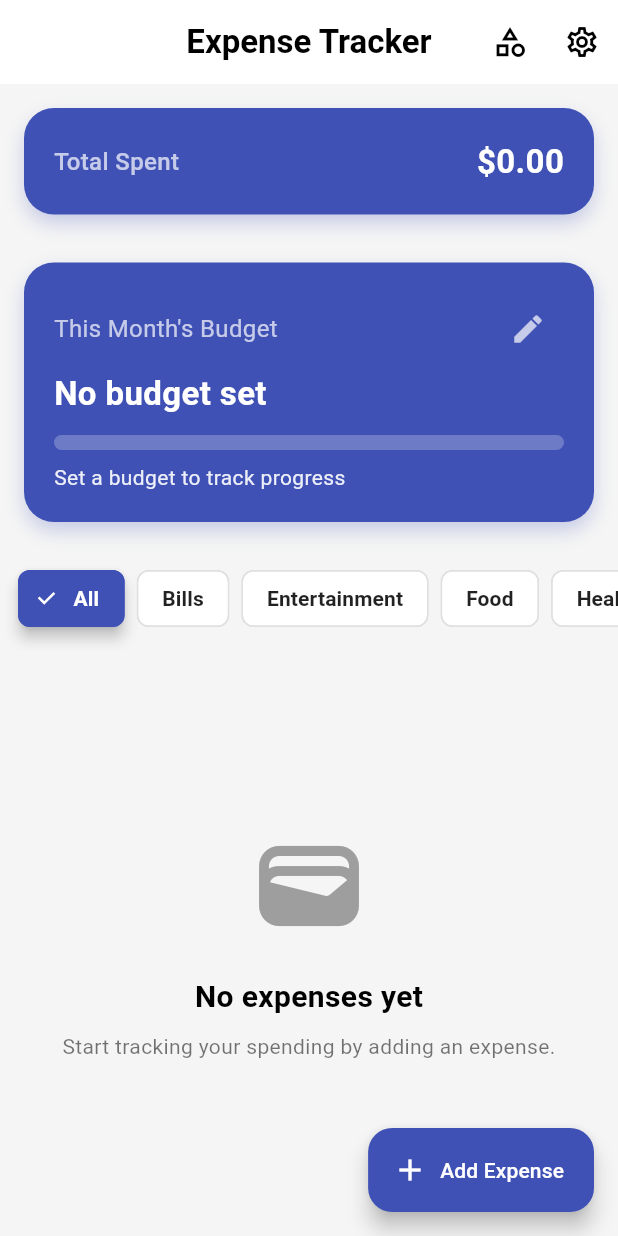
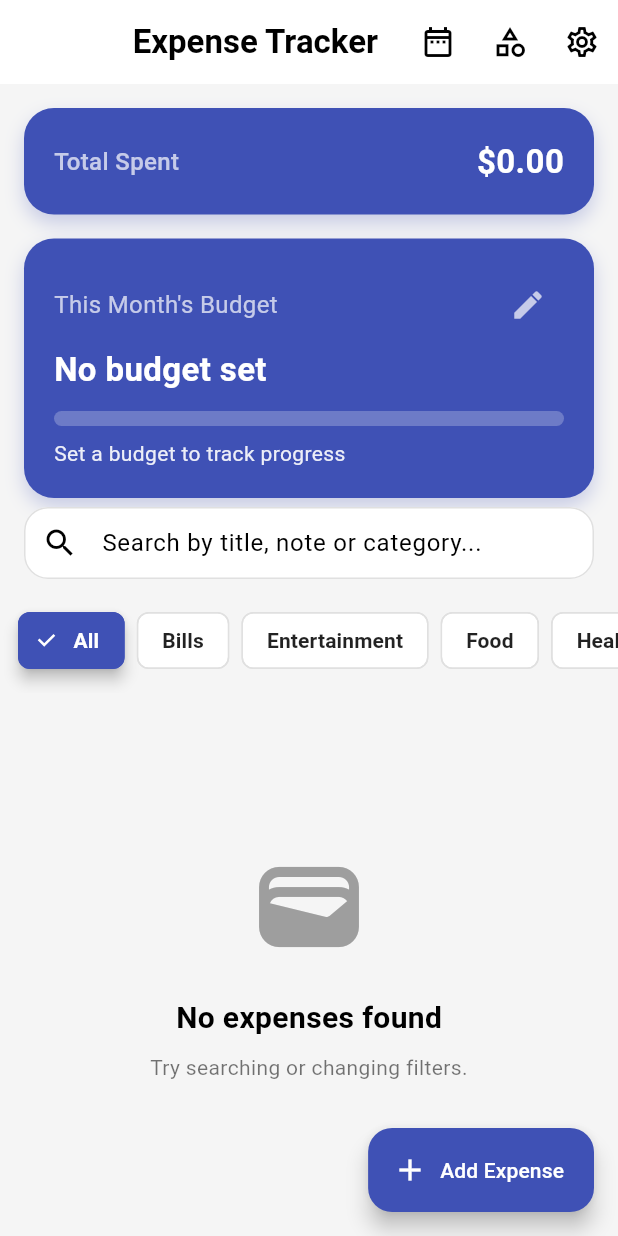
Before and after one commit to sahilsTechs/Expense-Tracker, a Flutter app: the screen it shows after launch, on a phone screen of 412 x 824 dp. Run offline on Flutter 3.47's test engine with Material 3 defaults, Android fonts, the phone set to English and light mode, and no system bars; our stand-ins replace shared_preferences, sqflite; accounts and stored records are empty.

Commit message:
Added search and date range

```diff
--- a/lib/screens/home_screen.dart
+++ b/lib/screens/home_screen.dart
@@ -18,23 +18,48 @@ class HomeScreen extends StatefulWidget {
 
 class _HomeScreenState extends State<HomeScreen> {
   String _filter = 'All';
+  DateTimeRange? _selectedRange;
+  String _searchQuery = '';
 
   @override
   Widget build(BuildContext context) {
     final expenseProvider = Provider.of<ExpenseProvider>(context);
     final categoryProvider = Provider.of<CategoryProvider>(context);
-    final expenses = expenseProvider.expenses;
-    final filtered = _filter == 'All'
-        ? expenses
-        : expenses.where((e) => e.category == _filter).toList();
+    final budgetProvider = Provider.of<BudgetProvider>(context, listen: true);
+    final currencyFormatter = NumberFormat.simpleCurrency();
 
-    final currencyFormatter = NumberFormat.simpleCurrency();
-    final budgetProvider = Provider.of<BudgetProvider>(context, listen: true);
+    // Filtered expenses (category + date + search)
+    List filtered = _filter == 'All'
+        ? expenseProvider.expenses
+        : expenseProvider.expenses.where((e) => e.category == _filter).toList();
 
-    final totalSpent = expenseProvider.totalAmount;
+    // Apply date range
+    if (_selectedRange != null) {
+      filtered = filtered.where((e) {
+        return e.date.isAfter(
+              _selectedRange!.start.subtract(const Duration(days: 1)),
+            ) &&
+            e.date.isBefore(_selectedRange!.end.add(const Duration(days: 1)));
+      }).toList();
+    }
+
+    // Apply search filter
+    if (_searchQuery.isNotEmpty) {
+      filtered = filtered.where((e) {
+        final q = _searchQuery.toLowerCase();
+        return e.title.toLowerCase().contains(q) ||
+            e.note.toLowerCase().contains(q) ||
+            e.category.toLowerCase().contains(q);
+      }).toList();
+    }
+
+    final totalSpent = filtered.fold<double>(0, (sum, e) => sum + e.amount);
     final budget = budgetProvider.budgetLimit;
     final remaining = (budget - totalSpent).clamp(0, double.infinity);
-    final progress = (budget == 0) ? 0 : (totalSpent / budget).clamp(0, 1);
+    final double progress = (budget == 0)
+        ? 0
+        : (totalSpent / budget).clamp(0, 1);
+
     return Scaffold(
       backgroundColor: Colors.grey[100],
       appBar: AppBar(
@@ -46,6 +71,25 @@ class _HomeScreenState extends State<HomeScreen> {
         ),
         actions: [
           IconButton(
+            icon: const Icon(Icons.date_range_outlined),
+            tooltip: 'Filter by Date Range',
+            onPressed: () async {
+              final now = DateTime.now();
+              final picked = await showDateRangePicker(
+                context: context,
+                firstDate: DateTime(now.year - 2),
+                lastDate: DateTime(now.year + 1),
+                initialDateRange:
+                    _selectedRange ??
+                    DateTimeRange(
+                      start: DateTime(now.year, now.month, 1),
+                      end: now,
+                    ),
+              );
+              if (picked != null) setState(() => _selectedRange = picked);
+            },
+          ),
+          IconButton(
             icon: const Icon(Icons.category_outlined),
             tooltip: 'Manage Categories',
             onPressed: () async {
@@ -55,7 +99,7 @@ class _HomeScreenState extends State<HomeScreen> {
                   builder: (_) => const ManageCategoriesScreen(),
                 ),
               );
-              setState(() {}); // refresh categories on return
+              setState(() {});
             },
           ),
           IconButton(
@@ -66,14 +110,14 @@ class _HomeScreenState extends State<HomeScreen> {
                 context,
                 MaterialPageRoute(builder: (_) => const SetBudgetScreen()),
               );
-              setState(() {}); // ✅ rebuild after coming back
+              setState(() {});
             },
           ),
         ],
       ),
       body: Column(
         children: [
-          // 💰 Summary Card
+          // 💰 Total Spent Card
           Container(
             margin: const EdgeInsets.all(16),
             padding: const EdgeInsets.all(20),
@@ -100,7 +144,7 @@ class _HomeScreenState extends State<HomeScreen> {
                   ),
                 ),
                 Text(
-                  currencyFormatter.format(expenseProvider.totalAmount),
+                  currencyFormatter.format(totalSpent),
                   style: const TextStyle(
                     color: Colors.white,
                     fontSize: 22,
@@ -110,21 +154,10 @@ class _HomeScreenState extends State<HomeScreen> {
               ],
             ),
           ),
-          Consumer<BudgetProvider>(
-            builder: (context, budgetProvider, _) {
-              final expenseProvider = Provider.of<ExpenseProvider>(
-                context,
-                listen: false,
-              );
-              final totalSpent = expenseProvider.totalAmount;
-              final budget = budgetProvider.budgetLimit;
-              final remaining = (budget - totalSpent).clamp(0, double.infinity);
-              final double progress = (budget == 0)
-                  ? 0.0
-                  : (totalSpent / budget).clamp(0.0, 1.0);
 
-              return Container(
-                margin: const EdgeInsets.all(16),
+          // 💸 Budget Card
+          Container(
+            margin: const EdgeInsets.symmetric(horizontal: 16),
             padding: const EdgeInsets.all(20),
             decoration: BoxDecoration(
               color: Colors.indigo,
@@ -155,6 +188,7 @@ class _HomeScreenState extends State<HomeScreen> {
                             builder: (_) => const SetBudgetScreen(),
                           ),
                         );
+                        setState(() {});
                       },
                       icon: const Icon(Icons.edit, color: Colors.white70),
                     ),
@@ -199,8 +233,67 @@ class _HomeScreenState extends State<HomeScreen> {
                 ),
               ],
             ),
-              );
-            },
+          ),
+
+          // 📆 Date Range Display
+          if (_selectedRange != null)
+            Padding(
+              padding: const EdgeInsets.symmetric(
+                horizontal: 16.0,
+                vertical: 8,
+              ),
+              child: Container(
+                padding: const EdgeInsets.symmetric(
+                  horizontal: 12,
+                  vertical: 8,
+                ),
+                decoration: BoxDecoration(
+                  color: Colors.indigo.withOpacity(0.1),
+                  borderRadius: BorderRadius.circular(12),
+                ),
+                child: Row(
+                  mainAxisAlignment: MainAxisAlignment.spaceBetween,
+                  children: [
+                    Text(
+                      '${DateFormat('MMM dd, yyyy').format(_selectedRange!.start)}  →  ${DateFormat('MMM dd, yyyy').format(_selectedRange!.end)}',
+                      style: const TextStyle(fontWeight: FontWeight.w500),
+                    ),
+                    GestureDetector(
+                      onTap: () => setState(() => _selectedRange = null),
+                      child: const Icon(Icons.close, size: 20),
+                    ),
+                  ],
+                ),
+              ),
+            ),
+
+          // 🔍 Search Bar
+          Padding(
+            padding: const EdgeInsets.symmetric(
+              horizontal: 16.0,
+              vertical: 6.0,
+            ),
+            child: TextField(
+              onChanged: (value) => setState(() => _searchQuery = value),
+              decoration: InputDecoration(
+                hintText: 'Search by title, note or category...',
+                prefixIcon: const Icon(Icons.search),
+                filled: true,
+                fillColor: Colors.white,
+                contentPadding: const EdgeInsets.symmetric(
+                  vertical: 0,
+                  horizontal: 16,
+                ),
+                border: OutlineInputBorder(
+                  borderRadius: BorderRadius.circular(16),
+                  borderSide: BorderSide(color: Colors.grey[300]!),
+                ),
+                enabledBorder: OutlineInputBorder(
+                  borderRadius: BorderRadius.circular(16),
+                  borderSide: BorderSide(color: Colors.grey[300]!),
+                ),
+              ),
+            ),
           ),
 
           // 🏷 Category Chips
@@ -209,7 +302,7 @@ class _HomeScreenState extends State<HomeScreen> {
             child: _buildCategoryChips(categoryProvider),
           ),
 
-          // 📜 Expense List or Empty State
+          // 📜 Expense List
           Expanded(
             child: filtered.isEmpty
                 ? _emptyState()
@@ -244,7 +337,7 @@ class _HomeScreenState extends State<HomeScreen> {
     );
   }
 
-  // 💡 Redesigned Category Chips Section
+  // 🏷 Category Chips
   Widget _buildCategoryChips(CategoryProvider categoryProvider) {
     final categoryList = categoryProvider.categories
         .map((e) => e.name)
@@ -268,13 +361,11 @@ class _HomeScreenState extends State<HomeScreen> {
         itemBuilder: (context, i) {
           final c = cats[i];
           final selected = c == _filter;
-
           return AnimatedContainer(
             duration: const Duration(milliseconds: 250),
             curve: Curves.easeOut,
             child: ChoiceChip(
               elevation: selected ? 4 : 0,
-              pressElevation: 4,
               label: Text(
                 c,
                 style: TextStyle(
@@ -307,12 +398,12 @@ class _HomeScreenState extends State<HomeScreen> {
             const Icon(Icons.wallet_rounded, size: 80, color: Colors.grey),
             const SizedBox(height: 20),
             const Text(
-              'No expenses yet',
+              'No expenses found',
               style: TextStyle(fontSize: 20, fontWeight: FontWeight.w600),
             ),
             const SizedBox(height: 8),
             const Text(
-              'Start tracking your spending by adding an expense.',
+              'Try searching or changing filters.',
               textAlign: TextAlign.center,
               style: TextStyle(color: Colors.black54),
             ),
```
Lines whose indentation alone changed are shown as unchanged.
